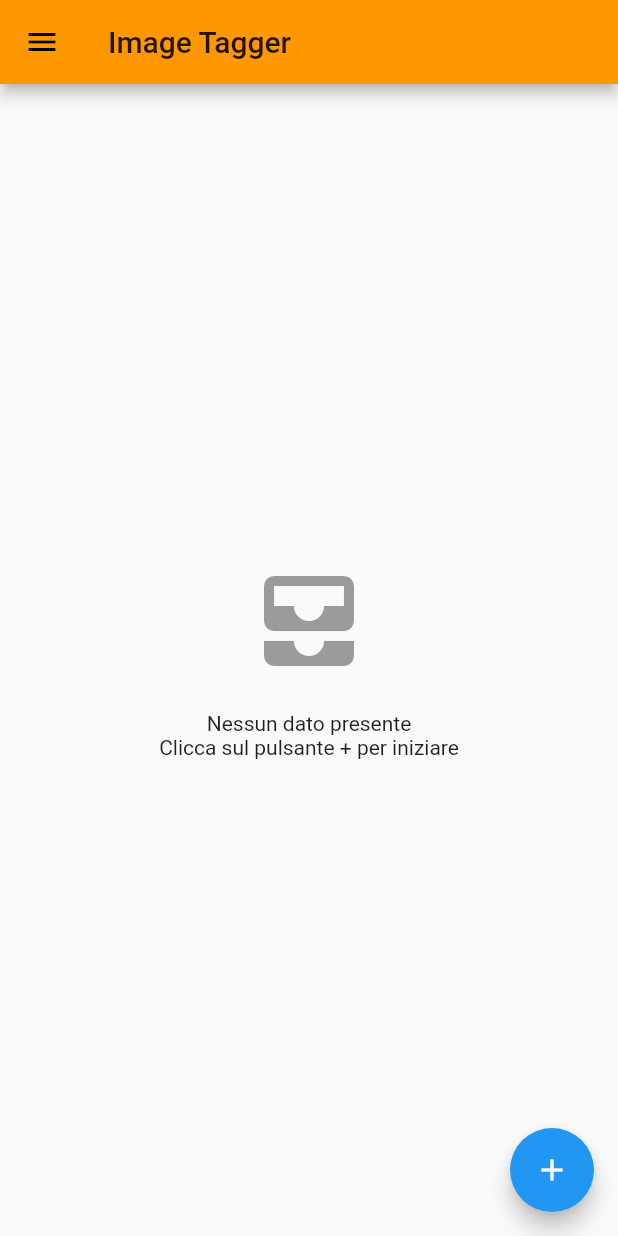
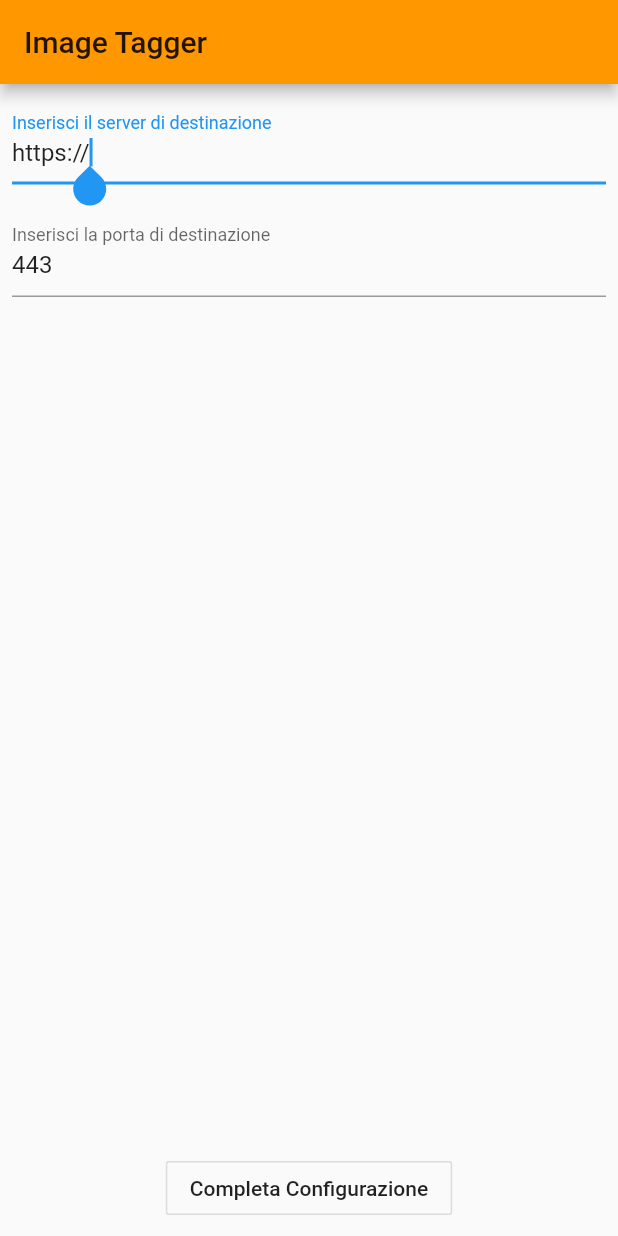
Before and after one commit to zabi94/TesiLaurea, a Flutter app: the screen it shows after launch, on a phone screen of 412 x 824 dp. Run offline on Flutter 3.47's test engine with Material 2 defaults, Android fonts, the phone set to English and light mode, and no system bars; our stand-ins replace image_picker, permission_handler, shared_preferences.

Commit message:
Add server configuration options

```diff
--- a/lib/Reference.dart
+++ b/lib/Reference.dart
@@ -1,3 +1,6 @@
 class Reference {
   static const String appTitle = "Image Tagger";
+
+  static const String prefs_server = "SelectedServer";
+  static const String prefs_port = "SelectedPort";
 }
--- a/lib/pages/PermissionCheck.dart
+++ b/lib/pages/PermissionCheck.dart
@@ -97,7 +97,7 @@ class _PermissionCheckState extends State<PermissionCheck> {
         ],
       ),
       onPressed: () {
-        Navigator.of(context).pushReplacementNamed("/home");
+        Navigator.of(context).pushReplacementNamed("/");
       },
     );
   }
--- /dev/null
+++ b/lib/pages/ServerConfigPage.dart
@@ -0,0 +1,120 @@
+import 'package:flutter/material.dart';
+import 'package:shared_preferences/shared_preferences.dart';
+import 'package:tesi_simone_zanin_140833/Reference.dart';
+
+class ServerConfigPage extends StatefulWidget {
+  @override
+  State<StatefulWidget> createState() => _ServerConfigState();
+
+}
+
+class _ServerConfigState extends State<ServerConfigPage> {
+
+  TextEditingController controller_serverField = TextEditingController(
+    text: "https://"
+  );
+  TextEditingController controller_portField = TextEditingController(
+    text: "443"
+  );
+
+  bool _saving = false;
+
+  @override
+  void dispose() {
+    controller_serverField.dispose();
+    controller_portField.dispose();
+    super.dispose();
+  }
+
+  @override
+  Widget build(BuildContext context) {
+    return Scaffold(
+      appBar: AppBar(
+        title: Text(Reference.appTitle),
+      ),
+      body: Center(
+        child: _getBodyForState()
+      ),
+    );
+  }
+
+  Widget _getBodyForState() {
+    if (_saving) {
+      return Column(
+        mainAxisAlignment: MainAxisAlignment.center,
+        children: [
+          CircularProgressIndicator(),
+          SizedBox(height: 20,),
+          Text("Salvataggio in corso")
+        ],
+      );
+    }
+    return _getContent();
+  }
+
+  Widget _getContent() {
+    return Column(
+      mainAxisAlignment: MainAxisAlignment.spaceBetween,
+      children: [
+        Column(
+          mainAxisAlignment: MainAxisAlignment.start,
+          children: [
+            Padding(
+              padding: const EdgeInsets.all(8.0),
+              child: TextFormField(
+                onEditingComplete: () {
+                  //Todo check url format
+                },
+                autofocus: true,
+                enableSuggestions: false,
+                controller: controller_serverField,
+                maxLines: 1,
+                autocorrect: false,
+                keyboardType: TextInputType.url,
+                decoration: InputDecoration(
+                    labelText: 'Inserisci il server di destinazione'
+                ),
+              ),
+            ),
+            Padding(
+              padding: const EdgeInsets.all(8.0),
+              child: TextFormField(
+                onEditingComplete: () {
+                  //Todo check port format
+                },
+                autofocus: false,
+                enableSuggestions: false,
+                controller: controller_portField,
+                maxLines: 1,
+                autocorrect: false,
+                keyboardType: TextInputType.numberWithOptions(decimal: false, signed: false),
+                decoration: InputDecoration(
+                    labelText: 'Inserisci la porta di destinazione'
+                ),
+              ),
+            )
+          ],
+        ),
+        Padding(
+          padding: const EdgeInsets.all(8.0),
+          child: OutlineButton(
+            onPressed: () async {
+              setState(() {
+                _saving = true;
+              });
+              final prefs = await SharedPreferences.getInstance();
+              await prefs.setString(Reference.prefs_server, controller_serverField.value.text);
+              await prefs.setInt(Reference.prefs_port, int.tryParse(controller_portField.value.text));
+              setState(() {
+                _saving = false;
+              });
+              Navigator.of(context).pushReplacementNamed("/");
+            },
+            child: Text("Completa Configurazione"),
+          ),
+        )
+      ],
+    );
+  }
+
+}
```
Also changed, not shown: lib/main.dart (+10 -1 lines), lib/pages/Homepage.dart (+23 -1 lines), lib/pages/SplashPage.dart (+12 -6 lines).
